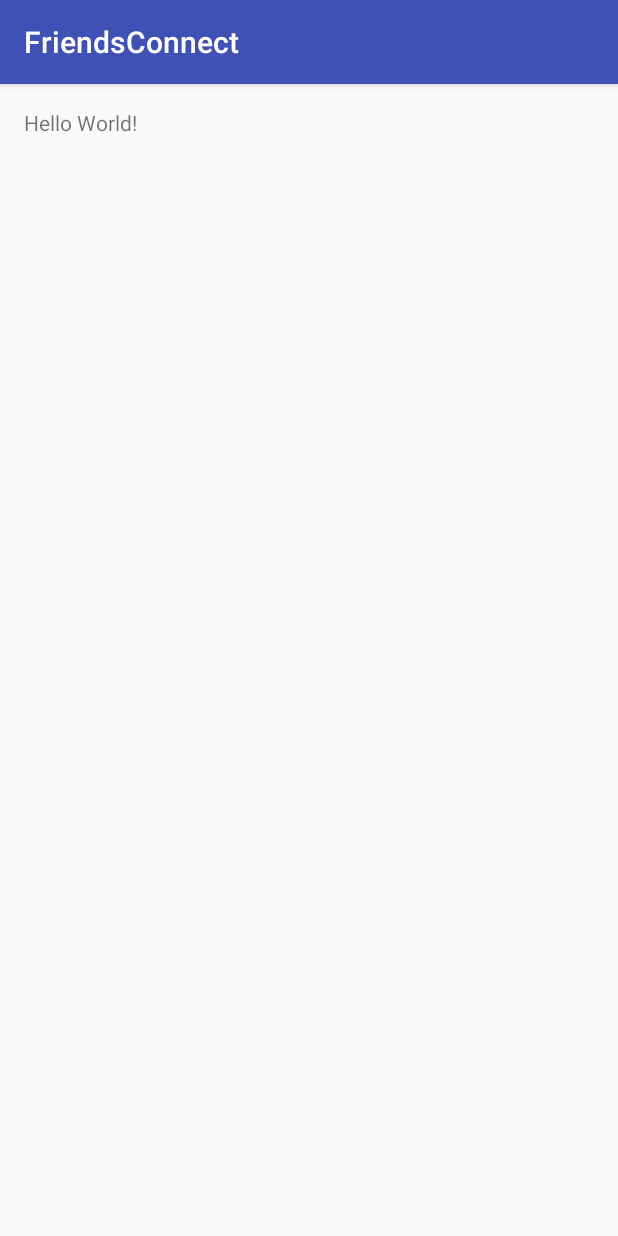
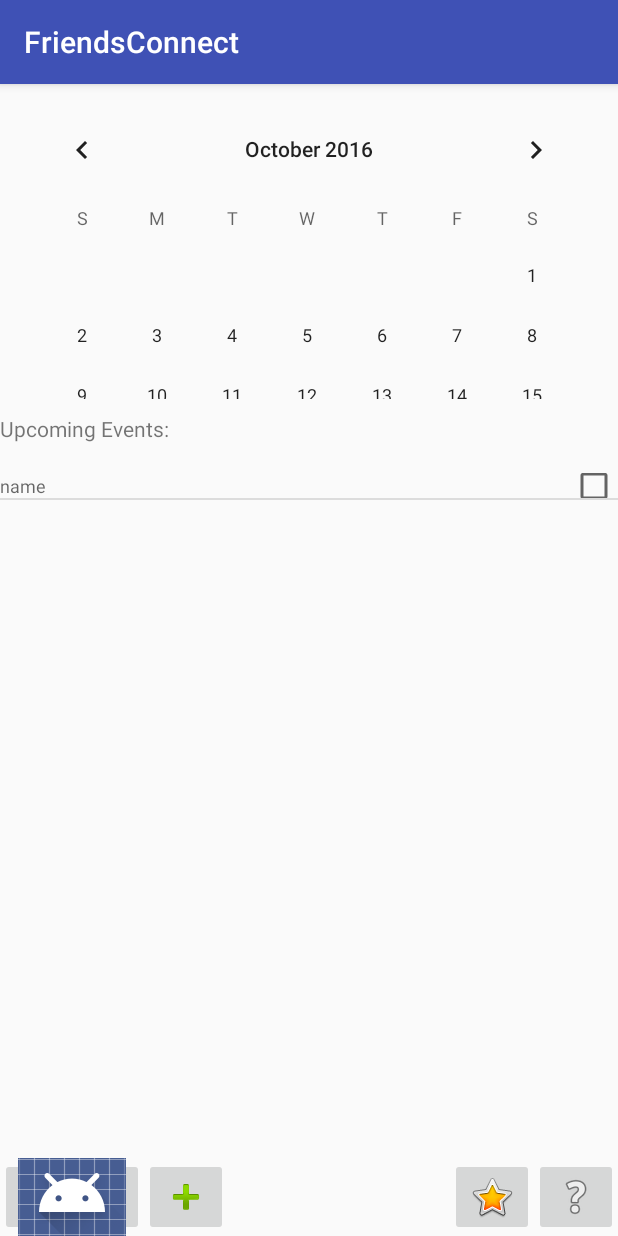
Before and after one commit to cpe305/fall2016-project-davidlevitsky, an Android app: the screen it shows after launch (MainActivity), on a phone screen of 412 x 824 dp. Run offline under Robolectric (Android 15) with nearby library versions, the light colour scheme and no system bars.

Commit message:
Setting up Main Page
Added ListView to contain list of Events, created XML for ArrayAdapter
to use, added buttons as placeholders. UI layout for main page is
finished

```diff
--- a/app/src/main/java/com/example/davidlevitsky/friendsconnect/Event.java
+++ b/app/src/main/java/com/example/davidlevitsky/friendsconnect/Event.java
@@ -1,13 +1,33 @@
+package com.example.davidlevitsky.friendsconnect;
 
 public class Event {
 	private String time;
 	private String location;
 	private String date;
+    private String name;
 
-	public Event(String time, String location, String date)
+	public Event(String name, String time, String location, String date)
 	{
+        this.name = name;
 		this.time = time;
 		this.location = location;
 		this.date = date;
 	}
+
+    public String getName() {
+        return this.name;
+    }
+
+    public String getTime() {
+        return this.time;
+    }
+
+    public String getLocation() {
+        return this.location;
+    }
+
+    public String getDate() {
+        return this.date;
+    }
+
 }
--- /dev/null
+++ b/app/src/main/java/com/example/davidlevitsky/friendsconnect/EventAdapter.java
@@ -0,0 +1,41 @@
+package com.example.davidlevitsky.friendsconnect;
+
+import android.content.Context;
+import android.view.LayoutInflater;
+import android.view.View;
+import android.view.ViewGroup;
+import android.widget.ArrayAdapter;
+import android.widget.TextView;
+
+import java.util.ArrayList;
+
+/**
+ * Created by davidlevitsky on 10/16/16.
+ */
+public class EventAdapter extends ArrayAdapter<Event>{
+    public EventAdapter(Context context, ArrayList<Event> eventsList) {
+        super(context, 0, eventsList);
+
+    }
+
+    @Override
+    public View getView(int position, View convertView, ViewGroup parent) {
+        // Get the data item for this position
+        Event event = getItem(position);
+        if (event == null) {
+            return convertView;
+        }
+        // Check if an existing view is being reused, otherwise inflate the view
+        if (convertView == null) {
+            convertView = LayoutInflater.from(getContext()).inflate(R.layout.event_adapter, parent, false);
+        }
+        // Lookup view for data population
+        TextView tvEventName = (TextView)convertView.findViewById(R.id.tvAdapterEventName);
+        // Populate the data into the template view using the data object
+        tvEventName.setText(event.getName());
+       // tvName.setText(action.nameOfPerson);
+        // Return the completed view to render on screen
+        return convertView;
+    }
+
+}
--- a/app/src/main/java/com/example/davidlevitsky/friendsconnect/MainActivity.java
+++ b/app/src/main/java/com/example/davidlevitsky/friendsconnect/MainActivity.java
@@ -2,6 +2,9 @@ package com.example.davidlevitsky.friendsconnect;
 
 import android.support.v7.app.AppCompatActivity;
 import android.os.Bundle;
+import android.widget.ListView;
+
+import java.util.ArrayList;
 
 public class MainActivity extends AppCompatActivity {
 
@@ -9,5 +12,19 @@ public class MainActivity extends AppCompatActivity {
     protected void onCreate(Bundle savedInstanceState) {
         super.onCreate(savedInstanceState);
         setContentView(R.layout.activity_main);
+        setup();
+
+
+    }
+
+    public void setup() {
+        ArrayList<Event> eventsList = new ArrayList<Event>();
+        eventsList.add(new Event("name", "time", "location", "date"));
+        EventAdapter mEventAdapter = new EventAdapter(this, eventsList);
+        ListView listView = (ListView) findViewById(R.id.lvEvents);
+        listView.setAdapter(mEventAdapter);
+
+
+
     }
 }
--- a/app/src/main/res/layout/activity_main.xml
+++ b/app/src/main/res/layout/activity_main.xml
@@ -1,16 +1,76 @@
 <?xml version="1.0" encoding="utf-8"?>
-<RelativeLayout xmlns:android="http://schemas.android.com/apk/res/android"
-    xmlns:tools="http://schemas.android.com/tools"
+<LinearLayout xmlns:android="http://schemas.android.com/apk/res/android"
+    android:orientation="vertical"
     android:layout_width="match_parent"
-    android:layout_height="match_parent"
-    android:paddingBottom="@dimen/activity_vertical_margin"
-    android:paddingLeft="@dimen/activity_horizontal_margin"
-    android:paddingRight="@dimen/activity_horizontal_margin"
-    android:paddingTop="@dimen/activity_vertical_margin"
-    tools:context="com.example.davidlevitsky.friendsconnect.MainActivity">
+    android:layout_height="match_parent">
+    <RelativeLayout
+        android:id="@+id/top_panel"
+        android:layout_width="match_parent"
+        android:layout_height="wrap_content">
+        <CalendarView
+            android:id="@+id/mCalendarView"
+            android:layout_margin="10dp"
+            android:layout_width="match_parent"
+            android:layout_height="200dp" />
+    </RelativeLayout>
+    <RelativeLayout
+        android:id="@+id/bottom_panel"
+        android:layout_width="match_parent"
+        android:layout_height="0dp"
+        android:layout_weight="0.5"
 
-    <TextView
-        android:layout_width="wrap_content"
-        android:layout_height="wrap_content"
-        android:text="Hello World!" />
-</RelativeLayout>
+        >
+
+        <ListView
+            android:layout_width="wrap_content"
+            android:layout_height="wrap_content"
+            android:id="@+id/lvEvents"
+            android:layout_alignParentEnd="true"
+            android:layout_below="@+id/tvUpcomingEvents"
+            android:layout_above="@+id/imageButton" />
+
+        <TextView
+            android:layout_width="wrap_content"
+            android:layout_height="wrap_content"
+            android:id="@+id/tvUpcomingEvents"
+            android:layout_alignParentTop="true"
+            android:layout_alignParentStart="true"
+            android:layout_alignParentEnd="true"
+            android:text="Upcoming Events:"
+            android:paddingBottom="20dp" />
+
+        <ImageButton
+            android:layout_width="wrap_content"
+            android:layout_height="wrap_content"
+            android:id="@+id/imageButton"
+            android:layout_alignParentBottom="true"
+            android:layout_alignParentStart="true"
+            android:src="@android:drawable/sym_def_app_icon"
+            android:layout_alignTop="@+id/imageButton2" />
+
+        <ImageButton
+            android:layout_width="wrap_content"
+            android:layout_height="wrap_content"
+            android:id="@+id/imageButton2"
+            android:layout_alignParentBottom="true"
+            android:layout_toEndOf="@+id/imageButton"
+            android:src="@android:drawable/ic_input_add" />
+
+        <ImageButton
+            android:layout_width="wrap_content"
+            android:layout_height="wrap_content"
+            android:id="@+id/imageButton3"
+            android:layout_alignParentEnd="true"
+            android:layout_below="@+id/lvEvents"
+            android:src="@android:drawable/ic_menu_help" />
+
+        <ImageButton
+            android:layout_width="wrap_content"
+            android:layout_height="wrap_content"
+            android:id="@+id/imageButton4"
+            android:src="@android:drawable/btn_star_big_on"
+            android:layout_alignParentBottom="true"
+            android:layout_toStartOf="@+id/imageButton3" />
+
+    </RelativeLayout>
+</LinearLayout>
--- /dev/null
+++ b/app/src/main/res/layout/event_adapter.xml
@@ -0,0 +1,38 @@
+<?xml version="1.0" encoding="utf-8"?>
+<RelativeLayout xmlns:android="http://schemas.android.com/apk/res/android"
+    android:layout_width="match_parent" android:layout_height="match_parent">
+
+
+    <TextView
+        android:layout_width="wrap_content"
+        android:layout_height="wrap_content"
+        android:textAppearance="?android:attr/textAppearanceMedium"
+        android:text="Event"
+        android:id="@+id/tvAdapterEventName"
+        android:layout_alignParentTop="true"
+        android:layout_alignParentLeft="true"
+        android:layout_alignParentStart="true"
+        android:textSize="12sp" />
+
+
+    <CheckBox
+        android:layout_width="wrap_content"
+        android:layout_height="wrap_content"
+        android:id="@+id/cbAdapterTaskCompleted"
+        android:checked="false"
+        android:layout_alignParentTop="true"
+        android:layout_alignParentRight="true"
+        android:layout_alignParentEnd="true"
+        android:layout_alignBottom="@+id/tvAdapterNameOfPerson" />
+
+    <TextView
+        android:layout_width="wrap_content"
+        android:layout_height="wrap_content"
+        android:textAppearance="?android:attr/textAppearanceSmall"
+        android:id="@+id/tvAdapterNameOfPerson"
+        android:textSize="12sp"
+        android:layout_alignParentTop="true"
+        android:layout_toRightOf="@+id/tvAdapterEventName"
+        android:layout_toEndOf="@+id/tvAdapterEventName" />
+
+</RelativeLayout>
```
